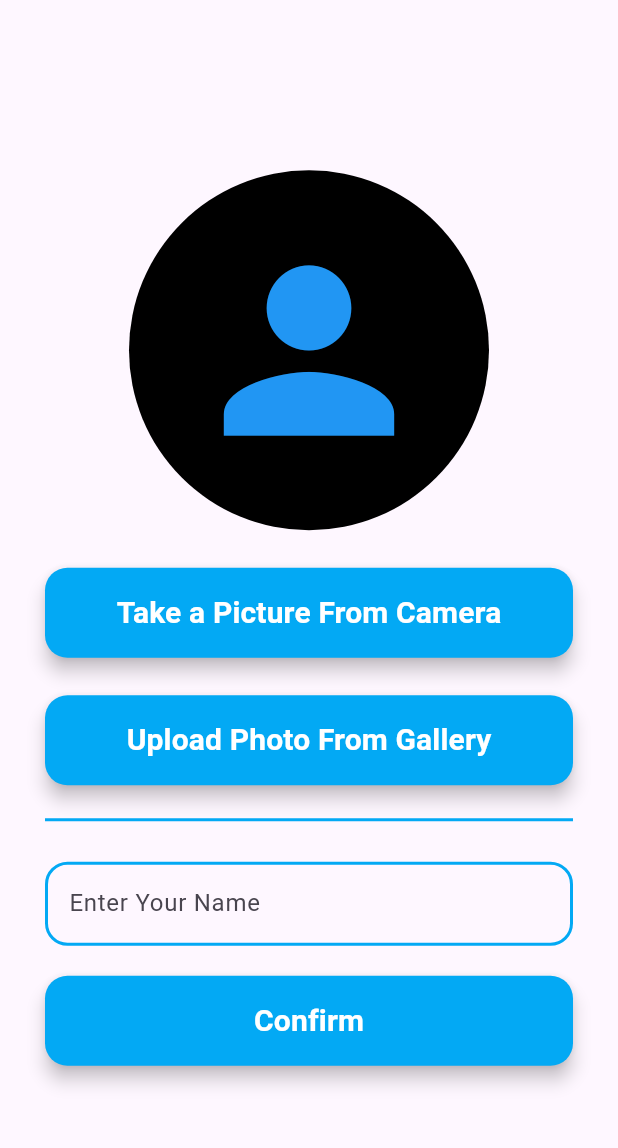
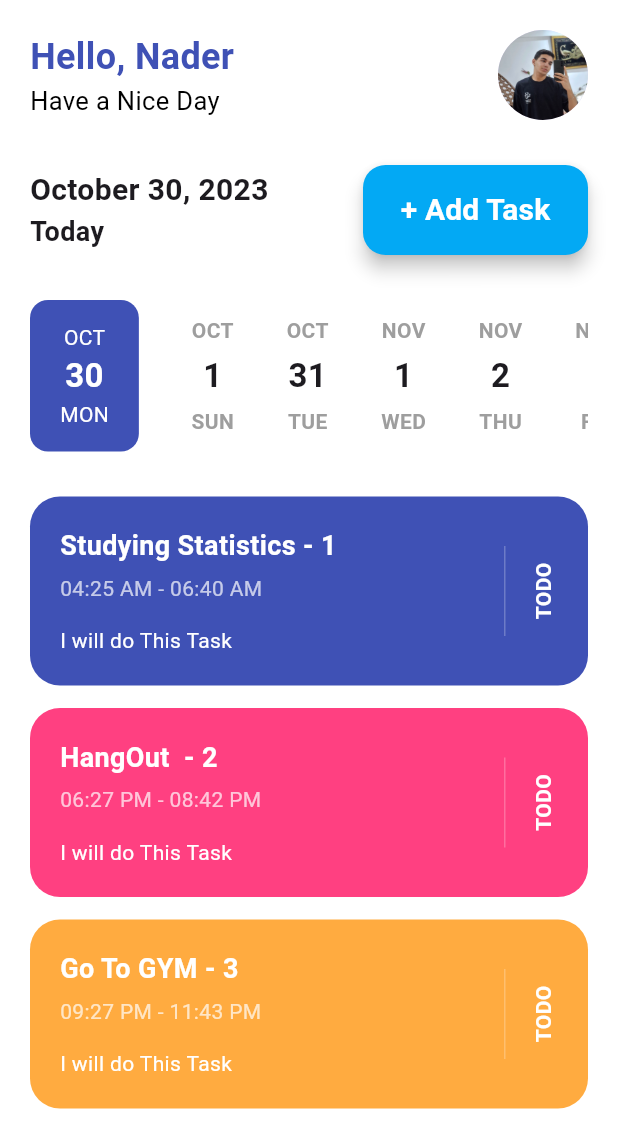
Before and after one commit to AhmedNaderFouad/todo_app, a Flutter app: the screen it shows after launch, after a tap on "Confirm", on a phone screen of 412 x 824 dp. Shown: the top 1148 px of the screen. Run offline on Flutter 3.47's test engine with Material 3 defaults, Android fonts, the phone set to English and light mode, and no system bars; our stand-ins replace image_picker, lottie; project files that could hold a hidden picture were left out.

Commit message:
Second Part

```diff
--- /dev/null
+++ b/lib/Screens/home_screen.dart
@@ -0,0 +1,223 @@
+import 'package:flutter/material.dart';
+import 'package:todo_app/custom_widgets/app_button.dart';
+
+class HomeScreen extends StatelessWidget {
+  const HomeScreen({super.key});
+
+  @override
+  Widget build(BuildContext context) {
+    return Scaffold(
+      backgroundColor: Colors.white,
+      body: SafeArea(
+        child: SingleChildScrollView(
+          padding: EdgeInsets.all(20),
+          child: Column(
+            crossAxisAlignment: CrossAxisAlignment.start,
+            children: [
+              Row(
+                children: [
+                  Expanded(
+                    child: Column(
+                      crossAxisAlignment: CrossAxisAlignment.start,
+                      children: [
+                        Text(
+                          "Hello, Nader",
+                          style: TextStyle(
+                            fontSize: 24,
+                            color: Colors.indigo,
+                            fontWeight: FontWeight.bold,
+                          ),
+                          maxLines: 1,
+                          overflow: TextOverflow.ellipsis,
+                        ),
+                        Text(
+                          "Have a Nice Day",
+                          style: TextStyle(fontSize: 17, color: Colors.black),
+                        ),
+                      ],
+                    ),
+                  ),
+                  Spacer(),
+                  CircleAvatar(
+                    radius: 30,
+                    backgroundImage: Image.asset(
+                      "assets/images/my_image.jpg",
+                    ).image,
+                  ),
+                ],
+              ),
+
+              SizedBox(height: 30),
+
+              Row(
+                mainAxisAlignment: MainAxisAlignment.spaceBetween,
+                children: [
+                  Column(
+                    crossAxisAlignment: CrossAxisAlignment.start,
+                    children: [
+                      Text(
+                        "October 30, 2023",
+                        style: TextStyle(
+                          fontSize: 20,
+                          fontWeight: FontWeight.bold,
+                        ),
+                      ),
+                      Text(
+                        "Today",
+                        style: TextStyle(
+                          fontSize: 18,
+                          fontWeight: FontWeight.bold,
+                        ),
+                      ),
+                    ],
+                  ),
+                  Spacer(),
+                  SizedBox(
+                    width: 150,
+                    child: AppButton(title: "+ Add Task", onPressed: () {}),
+                  ),
+                ],
+              ),
+
+              SizedBox(height: 30),
+
+              SingleChildScrollView(
+                scrollDirection: Axis.horizontal,
+                child: Row(
+                  children: [
+                    Container(
+                      padding: EdgeInsets.symmetric(
+                        horizontal: 20,
+                        vertical: 15,
+                      ),
+                      decoration: BoxDecoration(
+                        color: Colors.indigo,
+                        borderRadius: BorderRadius.circular(12),
+                      ),
+                      child: Column(
+                        children: [
+                          Text("OCT", style: TextStyle(color: Colors.white)),
+                          Text(
+                            "30",
+                            style: TextStyle(
+                              color: Colors.white,
+                              fontSize: 22,
+                              fontWeight: FontWeight.bold,
+                            ),
+                          ),
+                          Text("MON", style: TextStyle(color: Colors.white)),
+                        ],
+                      ),
+                    ),
+
+                    SizedBox(width: 35),
+                    calendarBox("OCT", "1", "SUN"),
+                    SizedBox(width: 35),
+                    calendarBox("OCT", "31", "TUE"),
+                    SizedBox(width: 35),
+                    calendarBox("NOV", "1", "WED"),
+                    SizedBox(width: 35),
+                    calendarBox("NOV", "2", "THU"),
+                    SizedBox(width: 35),
+                    calendarBox("NOV", "3", "FRI"),
+                  ],
+                ),
+              ),
+
+              SizedBox(height: 30),
+
+              taskCard(
+                "Studying Statistics - 1",
+                "04:25 AM - 06:40 AM",
+                Colors.indigo,
+              ),
+              taskCard(
+                "HangOut  - 2",
+                "06:27 PM - 08:42 PM",
+                Colors.pinkAccent,
+              ),
+              taskCard(
+                "Go To GYM - 3",
+                "09:27 PM - 11:43 PM",
+                Colors.orangeAccent,
+              ),
+            ],
+          ),
+        ),
+      ),
+    );
+  }
+
+  Widget calendarBox(String month, String day, String weekDay) {
+    return Column(
+      children: [
+        Text(
+          month,
+          style: TextStyle(color: Colors.grey, fontWeight: FontWeight.bold),
+        ),
+        SizedBox(height: 5),
+        Text(day, style: TextStyle(fontSize: 22, fontWeight: FontWeight.bold)),
+        SizedBox(height: 5),
+        Text(
+          weekDay,
+          style: TextStyle(color: Colors.grey, fontWeight: FontWeight.bold),
+        ),
+      ],
+    );
+  }
+
+  Widget taskCard(String title, String time, Color color) {
+    return Container(
+      margin: EdgeInsets.only(bottom: 15),
+      padding: EdgeInsets.all(20),
+      decoration: BoxDecoration(
+        color: color,
+        borderRadius: BorderRadius.circular(20),
+      ),
+      child: Row(
+        children: [
+          Expanded(
+            child: Column(
+              crossAxisAlignment: CrossAxisAlignment.start,
+              children: [
+                Text(
+                  title,
+                  style: TextStyle(
+                    color: Colors.white,
+                    fontSize: 18,
+                    fontWeight: FontWeight.bold,
+                  ),
+                ),
+                SizedBox(height: 5),
+                Text(time, style: TextStyle(color: Colors.white70)),
+                SizedBox(height: 15),
+                Text(
+                  "I will do This Task",
+                  style: TextStyle(color: Colors.white),
+                ),
+              ],
+            ),
+          ),
+
+          Container(
+            width: 1,
+            height: 60,
+            color: Colors.white24,
+            margin: EdgeInsets.symmetric(horizontal: 15),
+          ),
+
+          RotatedBox(
+            quarterTurns: 3,
+            child: Text(
+              "TODO",
+              style: TextStyle(
+                color: Colors.white,
+                fontWeight: FontWeight.bold,
+              ),
+            ),
+          ),
+        ],
+      ),
+    );
+  }
+}
--- a/lib/Screens/login_screen.dart
+++ b/lib/Screens/login_screen.dart
@@ -1,6 +1,7 @@
 import 'dart:io';
 import 'package:flutter/material.dart';
 import 'package:image_picker/image_picker.dart';
+import 'package:todo_app/Screens/home_screen.dart';
 import 'package:todo_app/custom_widgets/app_button.dart';
 
 class LoginScreen extends StatefulWidget {
@@ -88,7 +89,9 @@ class _LoginScreenState extends State<LoginScreen> {
                   ),
                 ),
                 SizedBox(height: 20),
-                AppButton(title: "Confirm", onPressed: () {}),
+                AppButton(title: "Confirm", onPressed: () {
+                  Navigator.pushAndRemoveUntil(context, MaterialPageRoute(builder: (context)=>HomeScreen()), (e)=>false);
+                }),
               ],
             ),
           ),
--- a/pubspec.yaml
+++ b/pubspec.yaml
@@ -63,6 +63,7 @@ flutter:
   assets:
     - assets/images/
 
+
   # An image asset can refer to one or more resolution-specific "variants", see
   # https://flutter.dev/to/resolution-aware-images
 
```
Also changed, not shown: assets/images/my_image.jpg (added).
